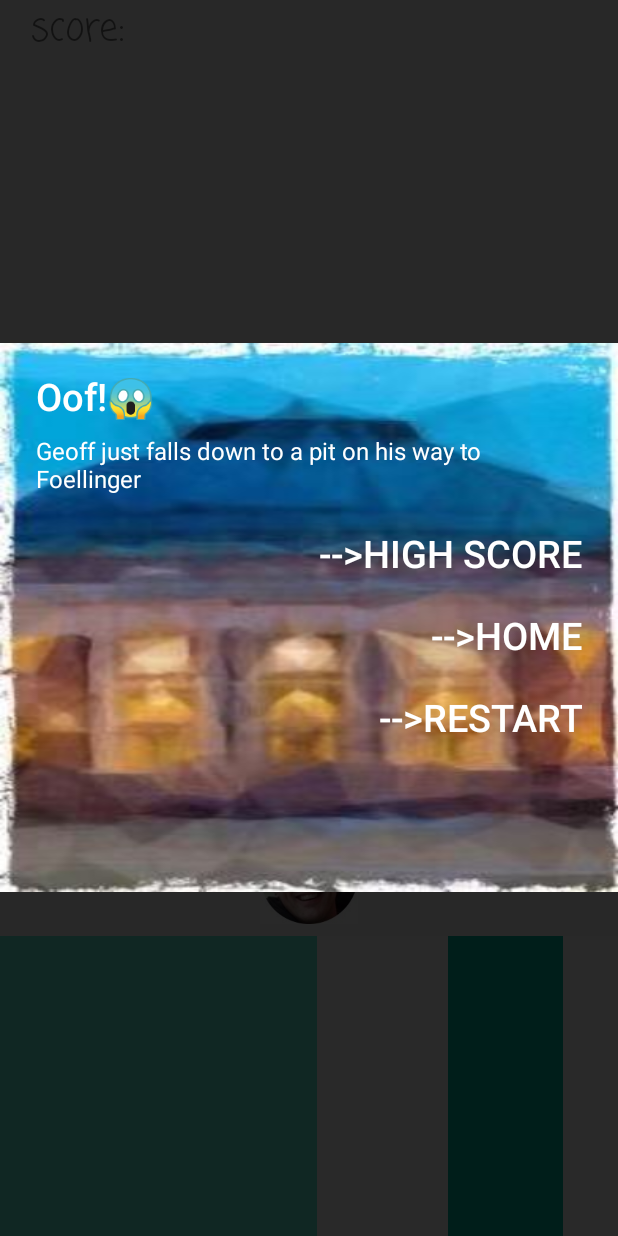
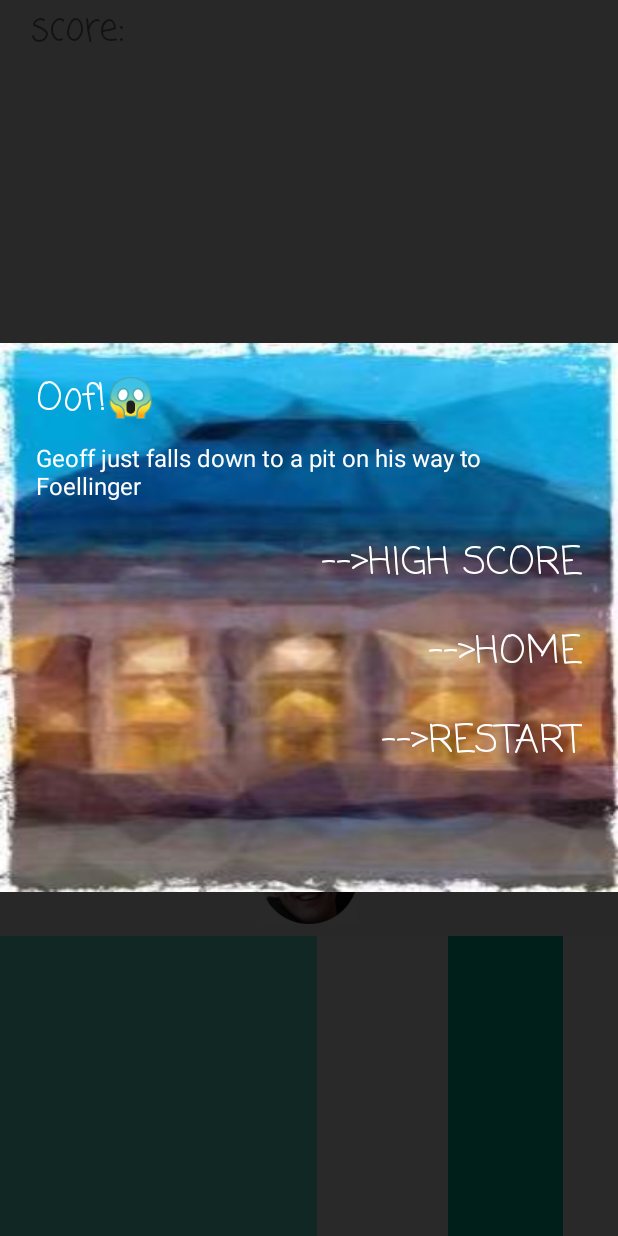
Before and after one commit to yuqings3/RunningGeoffrey-public, an Android app: the screen it shows after launch (Game), after a tap on "START", on a phone screen of 412 x 824 dp. Run offline under Robolectric (Android 15) with nearby library versions, the light colour scheme and no system bars.

Commit message:
zyf你别玩ADC了，把你的part写了

```diff
--- a/app/src/main/res/values/styles.xml
+++ b/app/src/main/res/values/styles.xml
@@ -11,6 +11,7 @@
         <item name="android:windowBackground">@drawable/youdied</item>
         <item name="android:textColor">@android:color/white</item>
         <item name="android:textSize">25sp</item>
+        <item name="android:fontFamily">casual</item>
         <item name="android:textColorPrimary">@android:color/white</item>
 
     </style>
```
